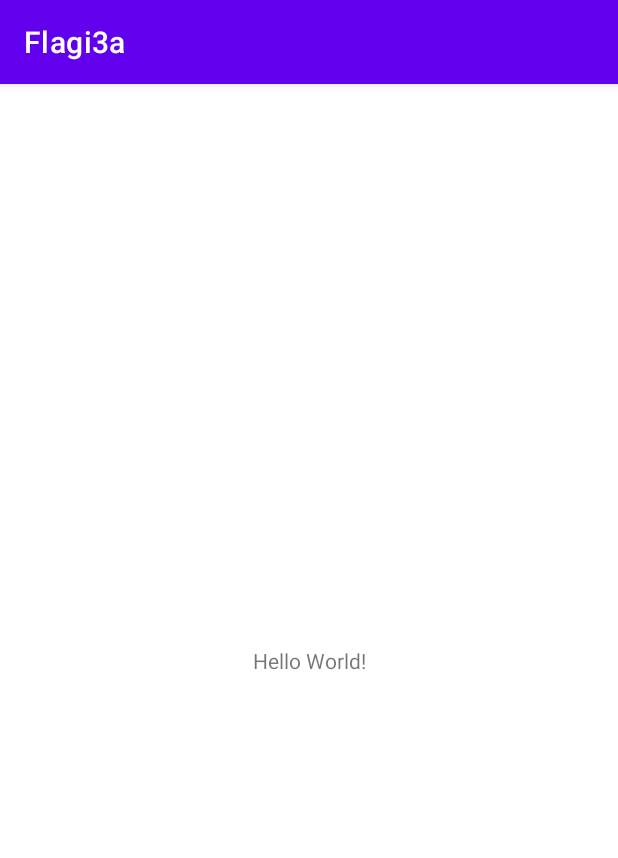
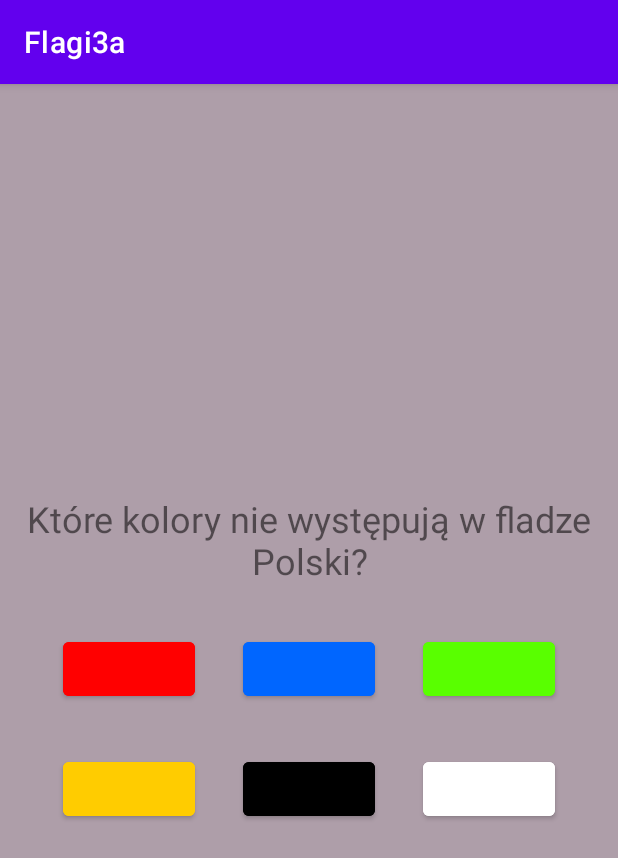
Before and after one commit to PiGru08/flagi, an Android app: the screen it shows after launch (MainActivity), on a phone screen of 412 x 824 dp. Shown: the top 858 px of the screen. Run offline under Robolectric (Android 15) with nearby library versions, the phone set to English and light mode, and no system bars.

Commit message:
Przyciski i napis

```diff
--- a/app/build.gradle
+++ b/app/build.gradle
@@ -4,12 +4,12 @@ plugins {
 
 android {
     namespace 'pl.zabrze.zs10.flagi3a'
-    compileSdk 32
+    compileSdk 34
 
     defaultConfig {
         applicationId "pl.zabrze.zs10.flagi3a"
         minSdk 26
-        targetSdk 32
+        targetSdk 34
         versionCode 1
         versionName "1.0"
 
@@ -30,7 +30,7 @@ android {
 
 dependencies {
 
-    implementation 'androidx.appcompat:appcompat:1.7.0'
+    implementation 'androidx.appcompat:appcompat:1.6.0'
     implementation 'com.google.android.material:material:1.12.0'
     implementation 'androidx.constraintlayout:constraintlayout:2.1.4'
     testImplementation 'junit:junit:4.13.2'
--- a/app/src/main/res/layout/activity_main.xml
+++ b/app/src/main/res/layout/activity_main.xml
@@ -1,18 +1,82 @@
 <?xml version="1.0" encoding="utf-8"?>
-<androidx.constraintlayout.widget.ConstraintLayout xmlns:android="http://schemas.android.com/apk/res/android"
+<LinearLayout xmlns:android="http://schemas.android.com/apk/res/android"
     xmlns:app="http://schemas.android.com/apk/res-auto"
     xmlns:tools="http://schemas.android.com/tools"
+    android:gravity="center"
     android:layout_width="match_parent"
     android:layout_height="match_parent"
+    android:orientation="vertical"
+    android:background="#AE9EA9"
     tools:context=".MainActivity">
 
     <TextView
         android:layout_width="wrap_content"
         android:layout_height="wrap_content"
-        android:text="Hello World!"
-        app:layout_constraintBottom_toBottomOf="parent"
-        app:layout_constraintEnd_toEndOf="parent"
-        app:layout_constraintStart_toStartOf="parent"
-        app:layout_constraintTop_toTopOf="parent" />
+        android:textSize="24sp"
+        android:layout_margin="16dp"
+        android:text="Które kolory nie występują w fladze Polski?"
+        android:textAlignment="center"
+        />
 
-</androidx.constraintlayout.widget.ConstraintLayout>
+    <LinearLayout
+        android:layout_width="wrap_content"
+        android:layout_height="wrap_content"
+        android:orientation="horizontal">
+
+        <Button
+            android:id="@+id/button"
+            android:layout_width="wrap_content"
+            android:layout_height="wrap_content"
+            android:backgroundTint="#FF0000"
+            android:layout_margin="16dp"
+             />
+
+        <Button
+            android:id="@+id/button2"
+            android:layout_width="wrap_content"
+            android:layout_height="wrap_content"
+            android:backgroundTint="#0066FF"
+            android:layout_margin="16dp"
+             />
+
+        <Button
+            android:id="@+id/button3"
+            android:layout_width="wrap_content"
+            android:layout_height="wrap_content"
+            android:backgroundTint="#59FF00"
+            android:layout_margin="16dp"
+             />
+
+    </LinearLayout>
+
+    <LinearLayout
+        android:layout_width="wrap_content"
+        android:layout_height="wrap_content"
+        android:orientation="horizontal">
+
+        <Button
+            android:id="@+id/button5"
+            android:layout_width="wrap_content"
+            android:layout_height="wrap_content"
+            android:backgroundTint="#FFCC00"
+            android:layout_margin="16dp"
+             />
+
+        <Button
+            android:id="@+id/button6"
+            android:layout_width="wrap_content"
+            android:layout_height="wrap_content"
+            android:backgroundTint="#000000"
+            android:layout_margin="16dp"
+            />
+
+        <Button
+            android:id="@+id/button7"
+            android:layout_width="wrap_content"
+            android:layout_height="wrap_content"
+            android:backgroundTint="#FFFFFF"
+            android:layout_margin="16dp"
+             />
+    </LinearLayout>
+
+</LinearLayout>
```
